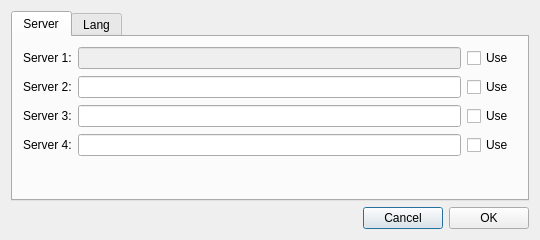
Before: the Qt Designer form src/settings.ui in steptosky/x-csl-updater, drawn with Qt 5.
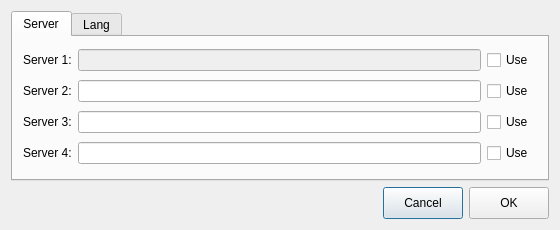
After: the same form once the commit is applied.

Commit message: fixes of UI from MAc.

Patch:
```diff
--- a/src/settings.ui
+++ b/src/settings.ui
@@ -9,20 +9,20 @@
    <rect>
     <x>0</x>
     <y>0</y>
-    <width>540</width>
-    <height>240</height>
+    <width>560</width>
+    <height>230</height>
    </rect>
   </property>
   <property name="minimumSize">
    <size>
-    <width>540</width>
-    <height>240</height>
+    <width>560</width>
+    <height>230</height>
    </size>
   </property>
   <property name="maximumSize">
    <size>
-    <width>540</width>
-    <height>240</height>
+    <width>561</width>
+    <height>230</height>
    </size>
   </property>
   <property name="windowTitle">
@@ -39,6 +39,12 @@
        <property name="enabled">
         <bool>true</bool>
        </property>
+       <property name="minimumSize">
+        <size>
+         <width>530</width>
+         <height>162</height>
+        </size>
+       </property>
        <property name="toolTip">
         <string/>
        </property>
@@ -46,6 +52,12 @@
         <number>0</number>
        </property>
        <widget class="QWidget" name="tab">
+        <property name="minimumSize">
+         <size>
+          <width>525</width>
+          <height>133</height>
+         </size>
+        </property>
         <attribute name="title">
          <string>Server</string>
         </attribute>
@@ -54,11 +66,14 @@
           <rect>
            <x>10</x>
            <y>9</y>
-           <width>491</width>
-           <height>111</height>
+           <width>511</width>
+           <height>121</height>
           </rect>
          </property>
          <layout class="QGridLayout" name="gridLayout_2">
+          <property name="spacing">
+           <number>6</number>
+          </property>
           <item row="0" column="0">
            <widget class="QLabel" name="label">
             <property name="text">
@@ -184,17 +199,6 @@
           </item>
          </layout>
         </widget>
-        <widget class="QWidget" name="layoutWidget">
-         <property name="geometry">
-          <rect>
-           <x>10</x>
-           <y>130</y>
-           <width>491</width>
-           <height>22</height>
-          </rect>
-         </property>
-         <layout class="QGridLayout" name="gridLayout_3"/>
-        </widget>
        </widget>
        <widget class="QWidget" name="tab_2">
         <attribute name="title">
@@ -250,6 +254,12 @@
      </item>
      <item row="1" column="1">
       <widget class="QPushButton" name="CancelButton">
+       <property name="minimumSize">
+        <size>
+         <width>0</width>
+         <height>32</height>
+        </size>
+       </property>
        <property name="toolTip">
         <string>Click to cancel changes</string>
        </property>
@@ -260,6 +270,12 @@
      </item>
      <item row="1" column="2">
       <widget class="QPushButton" name="OkButton">
+       <property name="minimumSize">
+        <size>
+         <width>0</width>
+         <height>32</height>
+        </size>
+       </property>
        <property name="toolTip">
         <string>Click to save changes</string>
        </property>
```
The commit also changes 4 other files.
